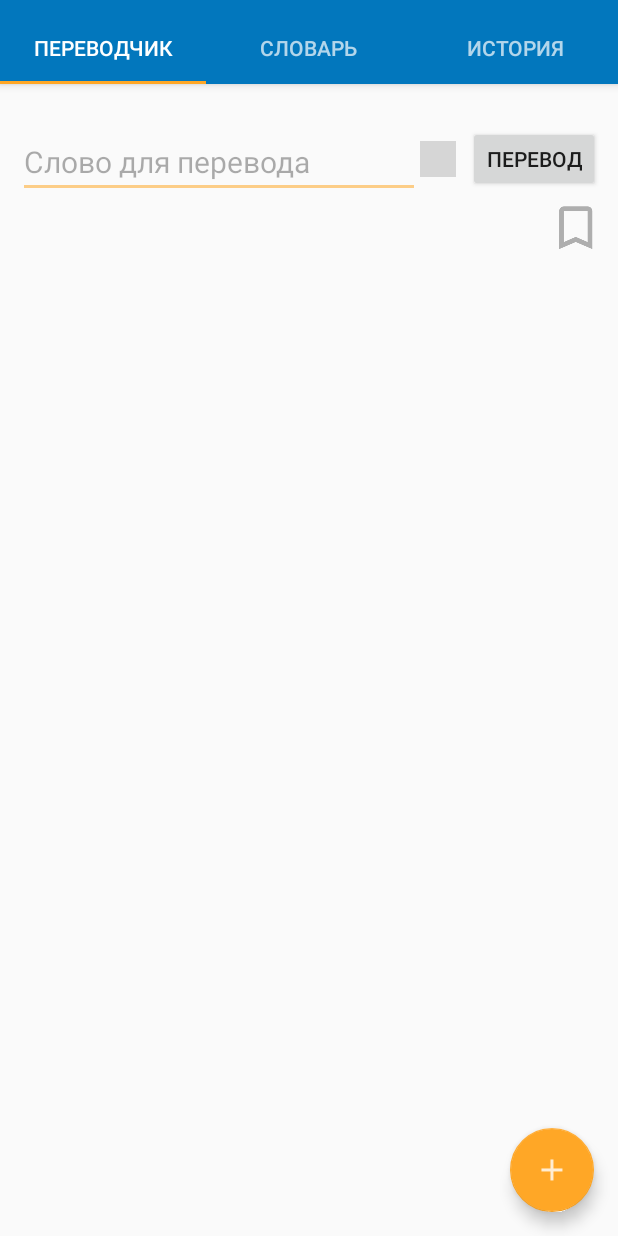
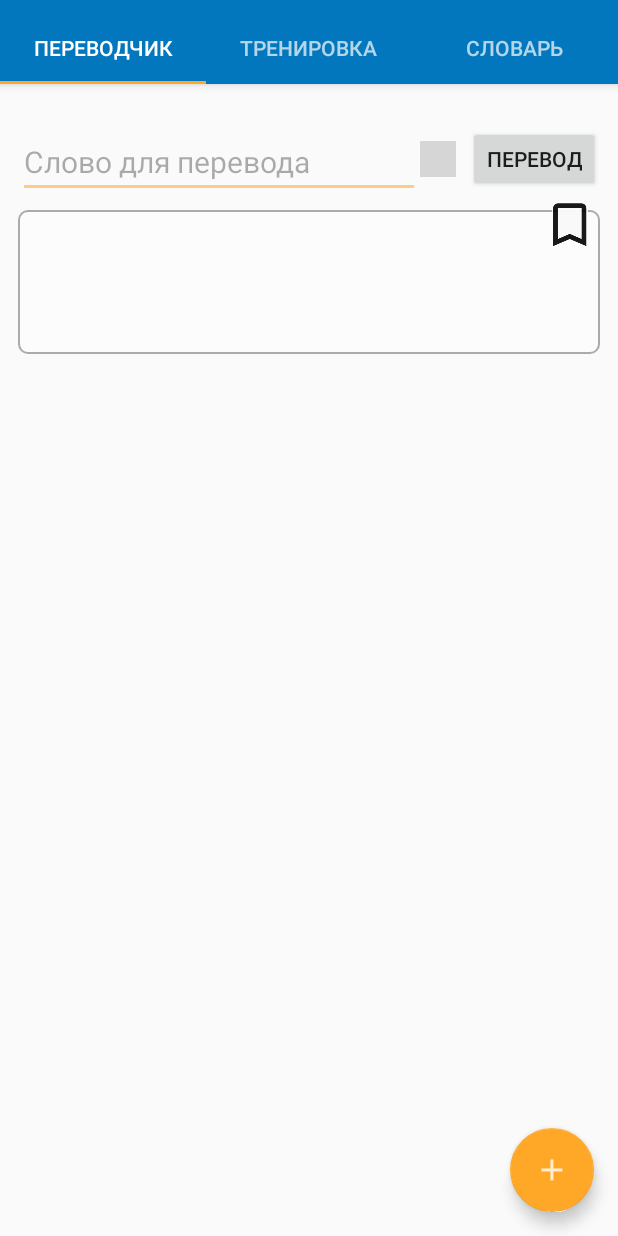
Before and after one commit to bokhonin/Lexicon, an Android app: the screen it shows after launch (MainActivity), after a tap on an icon or button, on a phone screen of 412 x 824 dp. Run offline under Robolectric (Android 15) with nearby library versions, the phone set to English and light mode, and no system bars; grey boxes are pictures that could not be loaded.

Commit message:
new update

```diff
--- a/app/src/main/java/ru/bokhonin/lexicon/presenter/HistoryFragment.java
+++ b/app/src/main/java/ru/bokhonin/lexicon/presenter/HistoryFragment.java
@@ -6,6 +6,7 @@ import android.support.v4.app.Fragment;
 import android.view.LayoutInflater;
 import android.view.View;
 import android.view.ViewGroup;
+import android.widget.Toast;
 import ru.bokhonin.lexicon.R;
 
 /**
@@ -22,6 +23,9 @@ public class HistoryFragment extends Fragment {
     @Override
     public View onCreateView(LayoutInflater inflater, ViewGroup container,
                              Bundle savedInstanceState) {
+
+//        Toast.makeText(getActivity(), "onCreateView - HistoryFragment", Toast.LENGTH_SHORT).show();
+
         View view = inflater.inflate(R.layout.fragment_history, container, false);
 
         return view;
--- a/app/src/main/java/ru/bokhonin/lexicon/presenter/MainActivity.java
+++ b/app/src/main/java/ru/bokhonin/lexicon/presenter/MainActivity.java
@@ -34,6 +34,9 @@ public class MainActivity extends AppCompatActivity {
 
     @Override
     protected void onCreate(Bundle savedInstanceState)  {
+
+//        Toast.makeText(this, "onCreate - MainActivity", Toast.LENGTH_SHORT).show();
+
         super.onCreate(savedInstanceState);
         setContentView(R.layout.activity_main);
 
@@ -63,17 +66,17 @@ public class MainActivity extends AppCompatActivity {
         mViewPager.addOnPageChangeListener(new ViewPager.OnPageChangeListener() {
             @Override
             public void onPageScrolled(int position, float positionOffset, int positionOffsetPixels) {
-
+//                Toast.makeText(MainActivity.this, "onPageScrolled", Toast.LENGTH_SHORT).show();
             }
 
             @Override
             public void onPageSelected(int position) {
-//                Toast.makeText(HomeActivity.this, position, Toast.LENGTH_SHORT).show();
+//                Toast.makeText(MainActivity.this, "onPageSelected", Toast.LENGTH_SHORT).show();
             }
 
             @Override
             public void onPageScrollStateChanged(int state) {
-
+//                Toast.makeText(MainActivity.this, "onPageScrollStateChanged", Toast.LENGTH_SHORT).show();
             }
         });
 
@@ -119,9 +122,9 @@ public class MainActivity extends AppCompatActivity {
             switch (position) {
                 case 0:
                     return TranslaterFragment.newInstance(position);
+                case 2:
+                    return VocabularyFragment.newInstance(position);
                 case 1:
-                    return VocabularyFragment.newInstance(position);
-                case 2:
                     return HistoryFragment.newInstance(position);
                 default:
                     return null;
@@ -141,10 +144,11 @@ public class MainActivity extends AppCompatActivity {
             switch (position) {
                 case 0:
                     return "Переводчик";
+//                    return getString(R.string...);
+                case 2:
+                    return "Словарь";
                 case 1:
-                    return "Словарь";
-                case 2:
-                    return "История";
+                    return "Тренировка";
             }
             return null;
         }
--- a/app/src/main/java/ru/bokhonin/lexicon/presenter/TranslaterFragment.java
+++ b/app/src/main/java/ru/bokhonin/lexicon/presenter/TranslaterFragment.java
@@ -32,6 +32,9 @@ public class TranslaterFragment extends Fragment {
      */
 //    private static final String ARG_SECTION_NUMBER = "section_number";
 
+    private TextView sourceWordTextView;
+    private TextView translatedWordTextView;
+
     public TranslaterFragment() {
         // Required empty public constructor
     }
@@ -41,21 +44,22 @@ public class TranslaterFragment extends Fragment {
     public View onCreateView(LayoutInflater inflater, ViewGroup container,
                              Bundle savedInstanceState) {
 
+//        Toast.makeText(getActivity(), "onCreateView - TranslaterFragment", Toast.LENGTH_SHORT).show();
+
         View view = inflater.inflate(R.layout.fragment_translater, container, false);
+        sourceWordTextView = (TextView)view.findViewById(R.id.source_word);
+        translatedWordTextView = (TextView)view.findViewById(R.id.translated_word);
 
         final Button mTranslateButton = (Button)view.findViewById(R.id.btn_translate);
         mTranslateButton.setOnClickListener(new View.OnClickListener() {
             @Override
             public void onClick(View view) {
-                TextView textView = (TextView)getActivity().findViewById(R.id.source_word);
-                String sourceWord = textView.getText().toString();
+                String sourceWord = sourceWordTextView.getText().toString();
                 new GetTranslateTask().execute(sourceWord);
 
 //                textView.setFocusable(false);
 
-//                InputMethodManager imm = (InputMethodManager)getActivity().getSystemService(Context.INPUT_METHOD_SERVICE);
-//                imm.toggleSoftInput(InputMethodManager.SHOW_FORCED, 0);
-
+                // Спрячем клавиатуру после перевода
                 InputMethodManager inputManager = (InputMethodManager) getActivity().getSystemService(Context.INPUT_METHOD_SERVICE);
                 inputManager.hideSoftInputFromWindow(getActivity().getCurrentFocus().getWindowToken(), InputMethodManager.HIDE_NOT_ALWAYS);
 
@@ -68,11 +72,12 @@ public class TranslaterFragment extends Fragment {
         mClearButton.setOnClickListener(new View.OnClickListener() {
             @Override
             public void onClick(View view) {
-                TextView textView = (TextView)getActivity().findViewById(R.id.source_word);
-                textView.setText("");
+                sourceWordTextView.setText("");
+                translatedWordTextView.setText("");
 
-                TextView textTrans = (TextView)getActivity().findViewById(R.id.translated_word);
-                textTrans.setText("");
+                // Покажем клавиатуру после очистки поля
+                InputMethodManager inputManager = (InputMethodManager) getActivity().getSystemService(Context.INPUT_METHOD_SERVICE);
+                inputManager.toggleSoftInput(InputMethodManager.SHOW_FORCED, 0);
 
                 ImageView imageView = (ImageView)getActivity().findViewById(R.id.btn_bookmark);
                 imageView.setImageResource(R.mipmap.ic_bookmark_border);
@@ -83,25 +88,23 @@ public class TranslaterFragment extends Fragment {
         mBookmarkButton.setOnClickListener(new View.OnClickListener() {
             @Override
             public void onClick(View view) {
-                TextView textView = (TextView)getActivity().findViewById(R.id.source_word);
-                String sourceWord = textView.getText().toString();
-
-                TextView textView2 = (TextView)getActivity().findViewById(R.id.translated_word);
-                String tranlatedWord = textView2.getText().toString();
+                String sourceWord = sourceWordTextView.getText().toString();
+                String tranlatedWord = translatedWordTextView.getText().toString();
 
                 if ((sourceWord.isEmpty() == true) || (tranlatedWord.isEmpty() == true)) {
                     Toast.makeText(getActivity(), "Не выбрано слово!", Toast.LENGTH_SHORT).show();
                     return;
                 }
 
-                Vocabulary vocab = Vocabulary.get();
+                Vocabulary vocab = Vocabulary.get(getActivity());
                 vocab.addTranslationWord(new TranslationWord(sourceWord, tranlatedWord));
 
 
                 ImageView imageView = (ImageView)getActivity().findViewById(R.id.btn_bookmark);
                 imageView.setImageResource(R.mipmap.ic_bookmark);
 
-                Toast.makeText(getActivity(), sourceWord + " добавлено в словарь", Toast.LENGTH_SHORT).show();
+//                Toast.makeText(getActivity(), sourceWord + " добавлено в словарь", Toast.LENGTH_SHORT).show();
+                Toast.makeText(getActivity(), "Добавлено в словарь!", Toast.LENGTH_SHORT).show();
             }
         });
 
@@ -121,8 +124,7 @@ public class TranslaterFragment extends Fragment {
     }
 
     public void setTrans(String str) {
-        TextView textView = (TextView)getActivity().findViewById(R.id.translated_word);
-        textView.setText(str);
+        translatedWordTextView.setText(str);
     }
 
     private class GetTranslateTask extends AsyncTask<String, Void, Void> {
--- /dev/null
+++ b/app/src/main/res/drawable/my_border.xml
@@ -0,0 +1,21 @@
+<?xml version="1.0" encoding="utf-8"?>
+<shape xmlns:android="http://schemas.android.com/apk/res/android"
+       android:shape="rectangle" >
+
+    <!-- View background color -->
+    <solid
+            android:color="@color/background_color" >
+    </solid>
+
+    <!-- View border color and width -->
+    <stroke
+            android:width="1dp"
+            android:color="@color/border_color" >
+    </stroke>
+
+    <!-- The radius makes the corners rounded -->
+    <corners
+            android:radius="6dp"   >
+    </corners>
+
+</shape>
--- a/app/src/main/res/layout/fragment_translater.xml
+++ b/app/src/main/res/layout/fragment_translater.xml
@@ -38,30 +38,34 @@
             android:layout_height="0dp"
             tools:layout_constraintRight_creator="1"
             app:layout_constraintRight_toRightOf="parent"
-            android:layout_marginRight="12dp" app:layout_constraintDimensionRatio="h,2:1"
-            app:layout_constraintTop_toTopOf="parent" android:layout_marginTop="24dp" android:layout_marginEnd="8dp"/>
+            android:layout_marginRight="12dp"
+            app:layout_constraintDimensionRatio="h,2:1"
+            app:layout_constraintTop_toTopOf="parent"
+            android:layout_marginTop="24dp"
+            android:layout_marginEnd="8dp"/>
 
 
     <TextView
             style="@style/TranslatedWord"
             android:id="@+id/translated_word"
-            android:text=""
             android:layout_width="0dp"
             android:layout_height="96dp"
             tools:layout_constraintTop_creator="1"
             android:layout_marginTop="8dp"
             app:layout_constraintTop_toBottomOf="@+id/source_word"
             app:layout_constraintLeft_toLeftOf="@+id/source_word"
-            android:layout_marginLeft="0dp" app:layout_constraintRight_toLeftOf="@+id/btn_bookmark"
-            android:layout_marginRight="8dp"/>
+            android:layout_marginLeft="0dp"
+            android:layout_marginRight="8dp"
+            app:layout_constraintRight_toRightOf="parent"
+            />
     <ImageButton
             style="@style/ImageButtonAdd"
-            android:layout_width="32dp"
+            android:layout_width="24dp"
             android:layout_height="32dp"
             app:srcCompat="@mipmap/ic_bookmark_border"
             android:id="@+id/btn_bookmark"
-            android:layout_marginRight="8dp"
-            app:layout_constraintRight_toRightOf="parent" android:layout_marginTop="8dp"
+            android:layout_marginRight="16dp"
+            app:layout_constraintRight_toRightOf="parent" android:layout_marginTop="6dp"
             app:layout_constraintTop_toBottomOf="@+id/btn_translate"/>
 
 
--- a/app/src/main/res/layout/fragment_vocabulary.xml
+++ b/app/src/main/res/layout/fragment_vocabulary.xml
@@ -13,7 +13,9 @@
     <android.support.v7.widget.RecyclerView xmlns:android="http://schemas.android.com/apk/res/android"
                                             android:id="@+id/vocabulary_recycler_view"
                                             android:layout_width="match_parent"
-                                            android:layout_height="match_parent">
+                                            android:layout_height="match_parent"
+                                            android:paddingLeft="5dp"
+                                            android:paddingRight="5dp">
 
     </android.support.v7.widget.RecyclerView>
 
--- a/app/src/main/res/values/colors.xml
+++ b/app/src/main/res/values/colors.xml
@@ -15,4 +15,7 @@
 
     <color name="colorTransparentWhite">#52FFFFFF</color>
     <color name="colorTransparentBlack">#52000000</color>
+
+    <color name="border_color">#52000000</color>
+    <color name="background_color">#52FFFFFF</color>
 </resources>
--- a/app/src/main/res/values/styles.xml
+++ b/app/src/main/res/values/styles.xml
@@ -39,14 +39,15 @@
     <style name="TranslatedWord">
         <item name="android:textSize">28sp</item>
         <item name="android:gravity">center_vertical|center_horizontal</item>
+        <item name="android:background">@drawable/my_border</item>
         <!-- <item name="android:padding">4dp</item>-->
     </style>
 
 
     <!-- Button -->
     <style name="ImageButtonAdd" parent="Base.Widget.AppCompat.ImageButton">
-        <item name="android:alpha">.30</item>
-        <item name="android:background">@drawable/button_display</item>
+        <item name="android:alpha">.90</item>
+        <!--<item name="android:background">@drawable/button_display</item>-->
         <item name="android:layout_marginTop">32dp</item>
     </style>
 
```
Also changed, not shown: app/src/main/java/ru/bokhonin/lexicon/model/DbSchema.java (added, +17 -0 lines), app/src/main/java/ru/bokhonin/lexicon/model/TransBaseHelper.java (added, +33 -0 lines), app/src/main/java/ru/bokhonin/lexicon/model/TranslationWord.java (+12 -4 lines), app/src/main/java/ru/bokhonin/lexicon/model/TranslationWordCursorWrapper.java (added, +30 -0 lines), app/src/main/java/ru/bokhonin/lexicon/model/Vocabulary.java (+97 -14 lines), app/src/main/java/ru/bokhonin/lexicon/presenter/VocabularyFragment.java (+31 -10 lines). Lines whose indentation alone changed are shown as unchanged.
